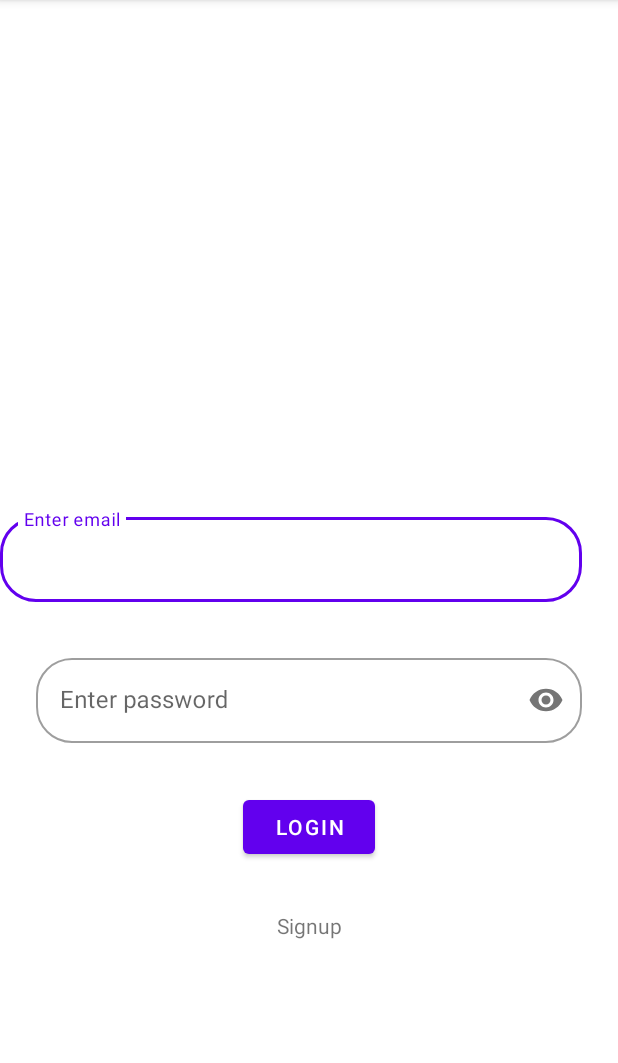
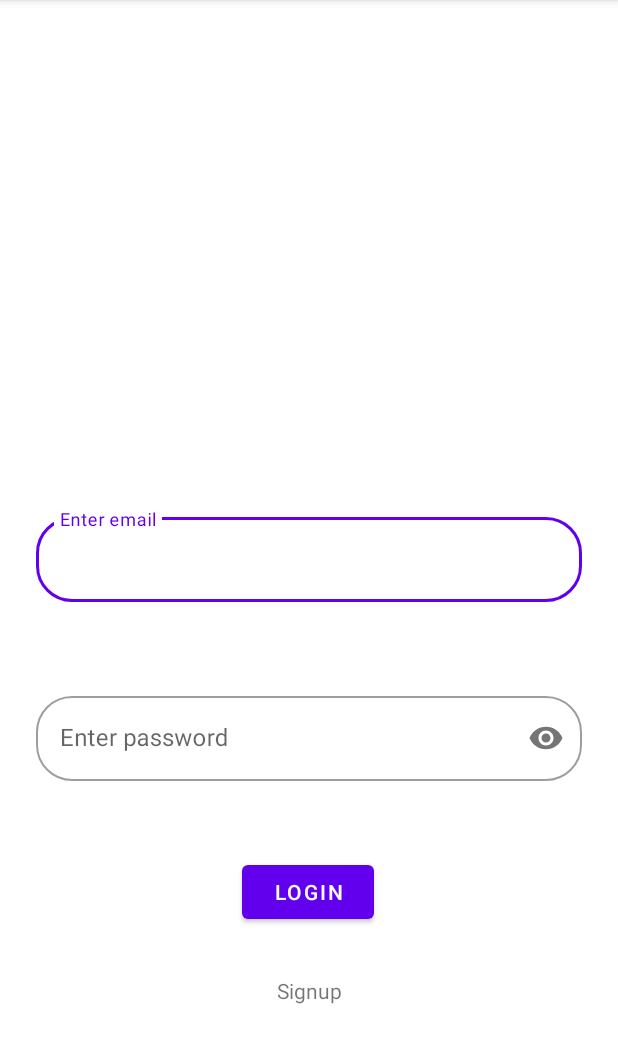
Before and after one commit to phelisia/workoutlogin, an Android app: the screen it shows after launch (LoginActivity), on a phone screen of 412 x 824 dp, the part 84-1147 px from its top. Run offline under Robolectric (Android 15) with nearby library versions, the phone set to English and light mode, and no system bars.

```diff
--- a/app/src/main/res/layout/activity_login.xml
+++ b/app/src/main/res/layout/activity_login.xml
@@ -20,7 +20,7 @@
         style="@style/Widget.MaterialComponents.TextInputLayout.OutlinedBox"
         android:layout_width="0dp"
         android:layout_height="wrap_content"
-        android:layout_marginStart="@dimen/margins"
+        android:layout_marginStart="24dp"
         android:layout_marginTop="32dp"
         android:layout_marginEnd="24dp"
         app:boxCornerRadiusBottomEnd="24dp"
@@ -45,7 +45,7 @@
         android:layout_width="0dp"
         android:layout_height="wrap_content"
         android:layout_marginStart="24dp"
-        android:layout_marginTop="32dp"
+        android:layout_marginTop="57dp"
         android:layout_marginEnd="24dp"
         app:boxCornerRadiusBottomEnd="24dp"
         app:boxCornerRadiusBottomStart="24dp"
@@ -71,8 +71,11 @@
         android:layout_marginStart="24dp"
         android:layout_marginTop="32dp"
         android:layout_marginEnd="24dp"
+        android:layout_marginBottom="132dp"
         android:text="@string/login"
+        app:layout_constraintBottom_toBottomOf="parent"
         app:layout_constraintEnd_toEndOf="parent"
+        app:layout_constraintHorizontal_bias="0.498"
         app:layout_constraintStart_toStartOf="parent"
         app:layout_constraintTop_toBottomOf="@+id/tilPassword" />
 
```
Also changed, not shown: app/src/main/java/dev/phelisia/workoutlog/HomeActivity.kt (+4 -4 lines), app/src/main/java/dev/phelisia/workoutlog/LoginActivity.kt (+5 -2 lines), app/src/main/res/values/dimens.xml (deleted, +0 -8 lines).
